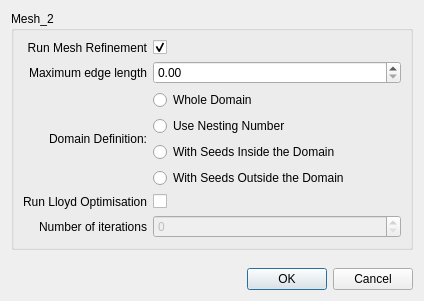
Qt form demo/Polyhedron/Plugins/Mesh_2/mesh_2_dialog.ui (MicroStar-Tech/cgal) before a commit.
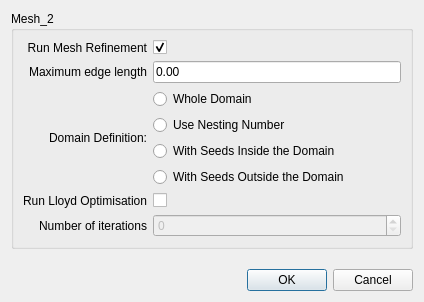
The same form after that commit. Custom widgets are drawn as their Qt base class.

```diff
--- a/demo/Polyhedron/Plugins/Mesh_2/mesh_2_dialog.ui
+++ b/demo/Polyhedron/Plugins/Mesh_2/mesh_2_dialog.ui
@@ -10,7 +10,7 @@
     <x>0</x>
     <y>0</y>
     <width>424</width>
-    <height>301</height>
+    <height>302</height>
    </rect>
   </property>
   <property name="windowTitle">
@@ -56,22 +56,6 @@
         </property>
        </widget>
       </item>
-      <item row="1" column="1">
-       <widget class="QDoubleSpinBox" name="edgeLength_dspinbox">
-        <property name="minimumSize">
-         <size>
-          <width>110</width>
-          <height>0</height>
-         </size>
-        </property>
-        <property name="maximum">
-         <double>1000.000000000000000</double>
-        </property>
-        <property name="singleStep">
-         <double>0.100000000000000</double>
-        </property>
-       </widget>
-      </item>
       <item row="0" column="0">
        <widget class="QLabel" name="runMesh2_label">
         <property name="text">
@@ -157,6 +141,13 @@
         </property>
        </widget>
       </item>
+      <item row="1" column="1">
+       <widget class="DoubleEdit" name="edgeLength_dspinbox">
+        <property name="text">
+         <string>0.00</string>
+        </property>
+       </widget>
+      </item>
      </layout>
     </widget>
    </item>
@@ -185,6 +176,13 @@
    </item>
   </layout>
  </widget>
+ <customwidgets>
+  <customwidget>
+   <class>DoubleEdit</class>
+   <extends>QLineEdit</extends>
+   <header>CGAL_double_edit.h</header>
+  </customwidget>
+ </customwidgets>
  <tabstops>
   <tabstop>buttonBox</tabstop>
  </tabstops>
```
Left out of the diff: 3 changed lines with no effect on the pictures.
